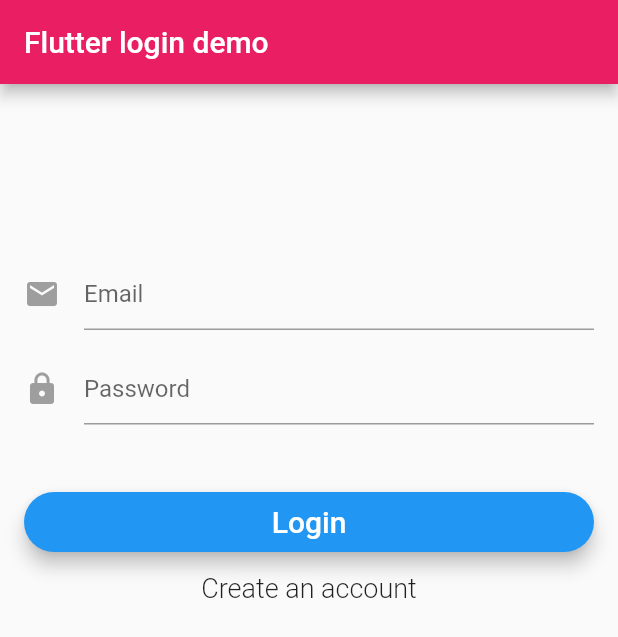
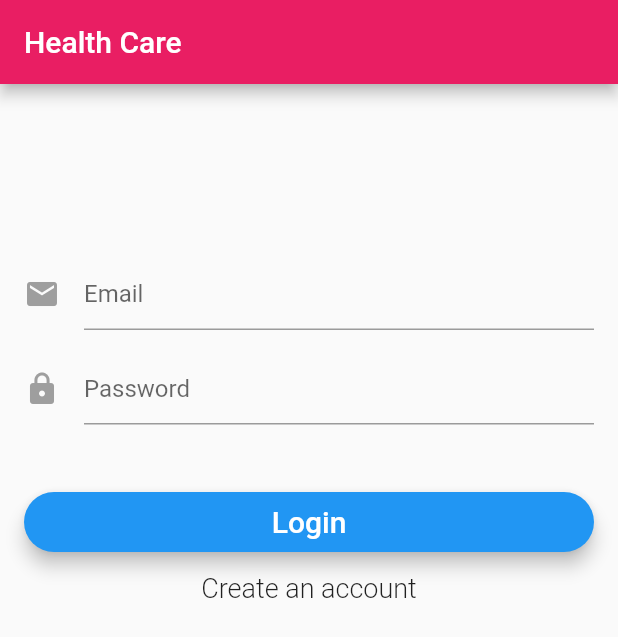
Before and after one commit to PoomNet/health_care, a Flutter app: the screen it shows after launch, on a phone screen of 412 x 824 dp. Shown: the top 637 px of the screen. Run offline on Flutter 3.47's test engine with Material 2 defaults, Android fonts, the phone set to English and light mode, and no system bars; our stand-ins replace cloud_firestore, firebase_auth, firebase_database, firebase_storage, google_maps_flutter, google_sign_in and 2 more; missing offline and left inert: flutter_facebook_login, flutter_google_places, google_maps_webservice; accounts and stored records are empty.

Commit message:
login but cant create post
ล๊อคอินได้แต่สร้างโพสไม่ได้

```diff
--- a/lib/screens/addimage.dart
+++ b/lib/screens/addimage.dart
@@ -26,6 +26,7 @@
 String filename;
 
 class AddimageState extends State<Addimage> {
+  User userinf2;
   Future _getImage() async {
     var selectedImage =
         await ImagePicker.pickImage(source: ImageSource.gallery);
@@ -90,7 +91,7 @@
             Navigator.push(
                 context,
                 MaterialPageRoute(
-                    builder: (context) => MainPage(widget.userinfo)));
+                    builder: (context) => MainPage(userinfo: userinf2,)));
           },
         )
       ],
--- a/lib/screens/addpost_screen.dart
+++ b/lib/screens/addpost_screen.dart
@@ -15,6 +15,7 @@
 }
 
 class _AddPageState extends State<AddPage> {
+  User userinf2;
   var check_user = 0;
   var new_post = 0;
 
@@ -232,7 +233,7 @@
                               Navigator.push(
                 context,
                 MaterialPageRoute(
-                    builder: (context) => MainPage(widget.userinfo)));
+                    builder: (context) => MainPage(userinfo: userinf2,)));
                             }))
                   ],
                 )
--- a/lib/screens/login_screen.dart
+++ b/lib/screens/login_screen.dart
@@ -20,6 +20,8 @@
   String _email;
   String _password;
   String _errorMessage;
+  int type = 0;
+  String _name;
   // String _tree;
   // String _km;
   // String _picture;
@@ -63,12 +65,8 @@
           widget.auth.sendEmailVerification();
 
           Map<String, dynamic> data = <String, dynamic>{
-            "name": _email,
-            "id": 1,
-            "username": "",
-            "votes": 0,
-            "tree": 2,
-            "step": 0,
+            "email":_email,
+            "name": _name,
             "picture" : ""
           };
           documentReference.setData(data).whenComplete(() {
@@ -114,6 +112,7 @@
     setState(() {
       _formMode = FormMode.SIGNUP;
     });
+    this.type = 1;
   }
 
   void _changeFormToLogin() {
@@ -122,6 +121,7 @@
     setState(() {
       _formMode = FormMode.LOGIN;
     });
+    this.type = 0;
   }
 
   @override
@@ -129,7 +129,7 @@
     _isIos = Theme.of(context).platform == TargetPlatform.iOS;
     return new Scaffold(
         appBar: new AppBar(
-          title: new Text('Flutter login demo'),
+          title: new Text('Health Care'),
         ),
         body: Stack(
           children: <Widget>[
@@ -178,6 +178,7 @@
             children: <Widget>[
               // _showLogo(),
               _showEmailInput(),
+              _showNameInput(),
               _showPasswordInput(),
               _showPrimaryButton(),
               _showSecondaryButton(),
@@ -185,6 +186,30 @@
             ],
           ),
         ));
+  }
+
+  bool visible = false;
+  Widget _showNameInput() {
+    type==1? visible = true: visible = false;
+    return Visibility(
+      visible: visible,
+      child: Padding(
+        padding: const EdgeInsets.fromLTRB(10.0, 20.0, 10.0, 0.0),
+        child: new TextFormField(
+          maxLines: 1,
+          keyboardType: TextInputType.text,
+          autofocus: false,
+          decoration: new InputDecoration(
+              hintText: 'Name',
+              icon: new Icon(
+                Icons.person,
+                color: Colors.grey,
+              )),
+          validator: (value) => value.isEmpty ? 'Name can\'t be empty' : null,
+          onSaved: (value) => _name = value,
+        ),
+      ),
+    );
   }
 
   Widget _showErrorMessage() {
--- a/lib/screens/root_page.dart
+++ b/lib/screens/root_page.dart
@@ -2,6 +2,8 @@
 import 'package:myapp/screens/login_screen.dart';
 import 'package:myapp/services/authentication.dart';
 import 'package:myapp/screens/post_screens.dart';
+import 'package:myapp/screens/home_screen.dart';
+import 'package:myapp/data/users.dart';
 class RootPage extends StatefulWidget {
   RootPage({this.auth});
   final BaseAuth auth;
@@ -16,6 +18,7 @@
 
 class _RootPageState extends State<RootPage> {
   AuthStatus authStatus = AuthStatus.NOT_DETERMINED;
+  User user = User();
   String _userId = "";
   String _test ='';
   @override
@@ -76,12 +79,9 @@
         break;
       case AuthStatus.LOGGED_IN:
         if (_userId.length > 0 && _userId != null) {
-          // return new PostPage(
-          //   userId: _userId,
-          //   auth: widget.auth,
-          //   onSignedOut: _onSignedOut,
-          //   user: _test,
-          // );
+          return new MainPage(
+            userinfo: user
+          );
         } else return _buildWaitingScreen();
         break;
       default:
```
Also changed, not shown: lib/screens/home_screen.dart (+19 -13 lines).
